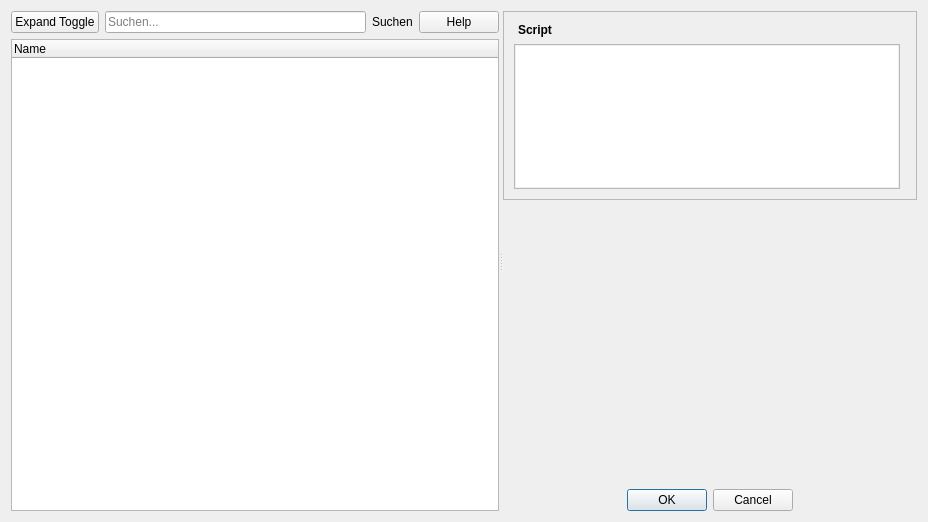
The window that designer/ScriptPicker.ui (Aeolitus/Sephrasto) describes before a commit, drawn with Qt 5.
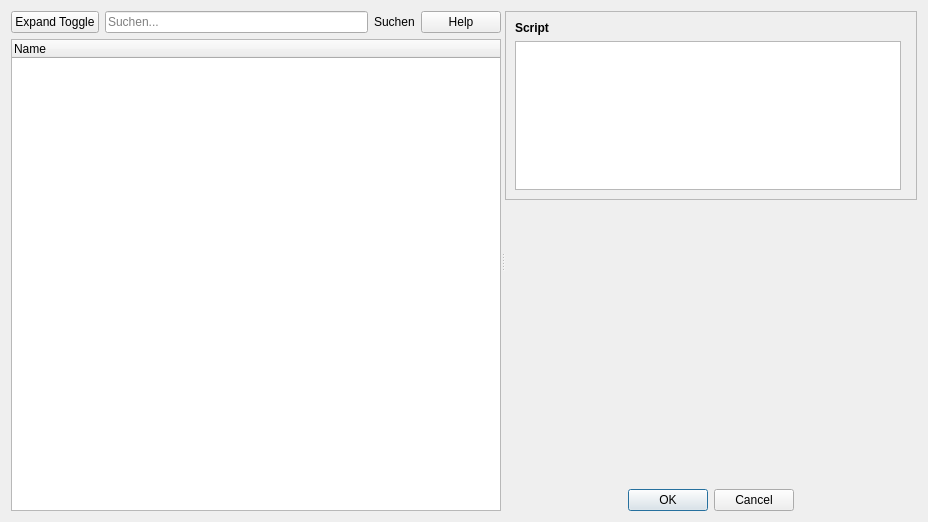
The same window after the commit.

Patch:
```diff
--- a/designer/ScriptPicker.ui
+++ b/designer/ScriptPicker.ui
@@ -54,6 +54,11 @@
          </item>
          <item>
           <widget class="QLabel" name="labelFilter">
+           <property name="font">
+            <font>
+             <hintingpreference>PreferNoHinting</hintingpreference>
+            </font>
+           </property>
            <property name="text">
             <string>Suchen</string>
            </property>
@@ -64,6 +69,11 @@
          </item>
          <item>
           <widget class="QPushButton" name="buttonHelp">
+           <property name="font">
+            <font>
+             <hintingpreference>PreferNoHinting</hintingpreference>
+            </font>
+           </property>
            <property name="toolTip">
             <string>Script API Dokumentation öffnen</string>
            </property>
@@ -136,13 +146,9 @@
          </property>
          <property name="font">
           <font>
-           <weight>50</weight>
            <bold>false</bold>
           </font>
          </property>
-         <property name="styleSheet">
-          <string notr="true">padding: 1px</string>
-         </property>
          <property name="frameShape">
           <enum>QFrame::StyledPanel</enum>
          </property>
@@ -154,8 +160,8 @@
            <rect>
             <x>0</x>
             <y>0</y>
-            <width>452</width>
-            <height>180</height>
+            <width>373</width>
+            <height>176</height>
            </rect>
           </property>
           <layout class="QGridLayout" name="gridLayout">
@@ -170,7 +176,6 @@
             <widget class="QLabel" name="lblName">
              <property name="font">
               <font>
-               <weight>75</weight>
                <bold>true</bold>
               </font>
              </property>
```
Left out of the diff: 21 changed lines with no effect on the pictures.
